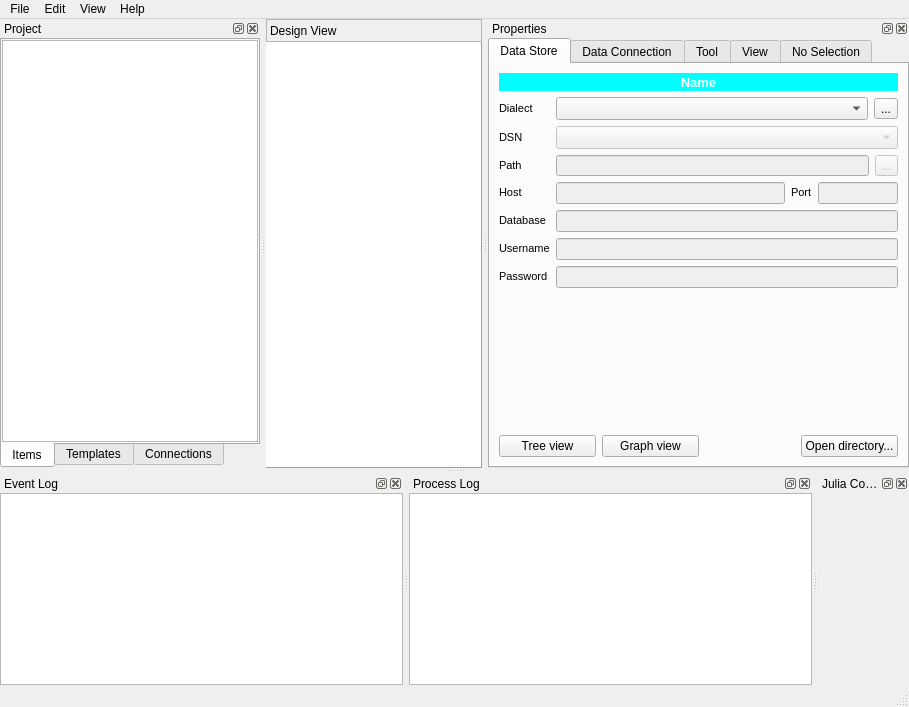
spine-tools/Spine-Toolbox, file spinetoolbox/ui/mainwindow.ui: the form before one commit.
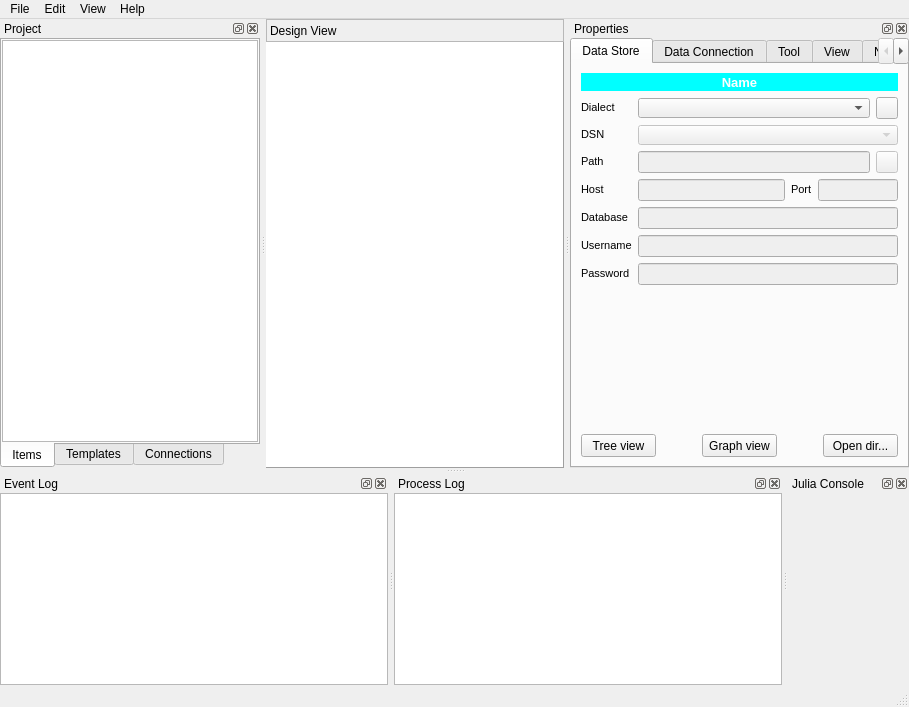
The form after the commit. The open tabs and pages were chosen to show the change. Icons and pictures are not drawn. Custom widgets are drawn as their Qt base class.

Commit message: Fixed minor UI problems in Main Window and Settings

Patch:
```diff
--- a/spinetoolbox/ui/mainwindow.ui
+++ b/spinetoolbox/ui/mainwindow.ui
@@ -187,6 +187,12 @@
      <verstretch>0</verstretch>
     </sizepolicy>
    </property>
+   <property name="minimumSize">
+    <size>
+     <width>80</width>
+     <height>80</height>
+    </size>
+   </property>
    <property name="features">
     <set>QDockWidget::AllDockWidgetFeatures</set>
    </property>
@@ -244,8 +250,8 @@
    </property>
    <property name="minimumSize">
     <size>
-     <width>106</width>
-     <height>113</height>
+     <width>80</width>
+     <height>80</height>
     </size>
    </property>
    <property name="windowTitle">
@@ -304,8 +310,8 @@
   <widget class="QDockWidget" name="dockWidget_item">
    <property name="minimumSize">
     <size>
-     <width>421</width>
-     <height>404</height>
+     <width>300</width>
+     <height>332</height>
     </size>
    </property>
    <property name="windowTitle">
@@ -401,6 +407,12 @@
                  <verstretch>0</verstretch>
                 </sizepolicy>
                </property>
+               <property name="maximumSize">
+                <size>
+                 <width>16777215</width>
+                 <height>20</height>
+                </size>
+               </property>
                <property name="font">
                 <font>
                  <pointsize>10</pointsize>
@@ -416,16 +428,31 @@
                  <verstretch>0</verstretch>
                 </sizepolicy>
                </property>
+               <property name="minimumSize">
+                <size>
+                 <width>22</width>
+                 <height>22</height>
+                </size>
+               </property>
+               <property name="maximumSize">
+                <size>
+                 <width>22</width>
+                 <height>22</height>
+                </size>
+               </property>
                <property name="toolTip">
                 <string>&lt;html&gt;&lt;head/&gt;&lt;body&gt;&lt;p&gt;Create fresh (empty) Spine database into an SQLite file in Data store's directory.&lt;/p&gt;&lt;/body&gt;&lt;/html&gt;</string>
                </property>
-               <property name="text">
-                <string>...</string>
-               </property>
                <property name="icon">
                 <iconset resource="resources/resources_icons.qrc">
                  <normaloff>:/icons/Spine_db_icon.png</normaloff>:/icons/Spine_db_icon.png</iconset>
                </property>
+               <property name="iconSize">
+                <size>
+                 <width>16</width>
+                 <height>16</height>
+                </size>
+               </property>
                <property name="popupMode">
                 <enum>QToolButton::InstantPopup</enum>
                </property>
@@ -480,6 +507,18 @@
              <property name="enabled">
               <bool>false</bool>
              </property>
+             <property name="minimumSize">
+              <size>
+               <width>0</width>
+               <height>20</height>
+              </size>
+             </property>
+             <property name="maximumSize">
+              <size>
+               <width>16777215</width>
+               <height>20</height>
+              </size>
+             </property>
              <property name="font">
               <font>
                <pointsize>10</pointsize>
@@ -552,7 +591,7 @@
                 <bool>false</bool>
                </property>
                <property name="sizePolicy">
-                <sizepolicy hsizetype="Fixed" vsizetype="Fixed">
+                <sizepolicy hsizetype="Expanding" vsizetype="Fixed">
                  <horstretch>0</horstretch>
                  <verstretch>0</verstretch>
                 </sizepolicy>
@@ -662,19 +701,16 @@
                </property>
                <property name="minimumSize">
                 <size>
-                 <width>0</width>
-                 <height>20</height>
+                 <width>22</width>
+                 <height>22</height>
                 </size>
                </property>
                <property name="maximumSize">
                 <size>
-                 <width>23</width>
-                 <height>16777215</height>
+                 <width>22</width>
+                 <height>22</height>
                 </size>
                </property>
-               <property name="text">
-                <string>...</string>
-               </property>
               </widget>
              </item>
             </layout>
@@ -873,20 +909,20 @@
            <item>
             <widget class="QPushButton" name="pushButton_ds_tree_view">
              <property name="sizePolicy">
-              <sizepolicy hsizetype="MinimumExpanding" vsizetype="Fixed">
+              <sizepolicy hsizetype="Fixed" vsizetype="Fixed">
                <horstretch>0</horstretch>
                <verstretch>0</verstretch>
               </sizepolicy>
              </property>
              <property name="minimumSize">
               <size>
-               <width>0</width>
-               <height>0</height>
+               <width>75</width>
+               <height>23</height>
               </size>
              </property>
              <property name="maximumSize">
               <size>
-               <width>120</width>
+               <width>75</width>
                <height>23</height>
               </size>
              </property>
@@ -898,17 +934,36 @@
              </property>
             </widget>
            </item>
+           <item>
+            <spacer name="horizontalSpacer_8">
+             <property name="orientation">
+              <enum>Qt::Horizontal</enum>
+             </property>
+             <property name="sizeHint" stdset="0">
+              <size>
+               <width>40</width>
+               <height>20</height>
+              </size>
+             </property>
+            </spacer>
+           </item>
            <item>
             <widget class="QPushButton" name="pushButton_ds_graph_view">
              <property name="sizePolicy">
-              <sizepolicy hsizetype="MinimumExpanding" vsizetype="Fixed">
+              <sizepolicy hsizetype="Fixed" vsizetype="Fixed">
                <horstretch>0</horstretch>
                <verstretch>0</verstretch>
               </sizepolicy>
              </property>
+             <property name="minimumSize">
+              <size>
+               <width>75</width>
+               <height>23</height>
+              </size>
+             </property>
              <property name="maximumSize">
               <size>
-               <width>120</width>
+               <width>75</width>
                <height>23</height>
               </size>
              </property>
@@ -933,20 +988,20 @@
            <item>
             <widget class="QPushButton" name="pushButton_ds_open_directory">
              <property name="sizePolicy">
-              <sizepolicy hsizetype="MinimumExpanding" vsizetype="Fixed">
+              <sizepolicy hsizetype="Fixed" vsizetype="Fixed">
                <horstretch>0</horstretch>
                <verstretch>0</verstretch>
               </sizepolicy>
              </property>
              <property name="minimumSize">
               <size>
-               <width>0</width>
-               <height>0</height>
+               <width>75</width>
+               <height>23</height>
               </size>
              </property>
              <property name="maximumSize">
               <size>
-               <width>120</width>
+               <width>75</width>
                <height>23</height>
               </size>
              </property>
@@ -954,7 +1009,7 @@
               <string>&lt;html&gt;&lt;head/&gt;&lt;body&gt;&lt;p&gt;Open Data Store directory in file browser&lt;/p&gt;&lt;/body&gt;&lt;/html&gt;</string>
              </property>
              <property name="text">
-              <string>Open directory...</string>
+              <string>Open dir...</string>
              </property>
             </widget>
            </item>
@@ -1719,6 +1774,12 @@
    </widget>
   </widget>
   <widget class="QDockWidget" name="dockWidget_julia_repl">
+   <property name="minimumSize">
+    <size>
+     <width>80</width>
+     <height>80</height>
+    </size>
+   </property>
    <property name="windowTitle">
     <string>Julia Console</string>
    </property>
```
Left out of the diff: 183 changed lines with no effect on the pictures. The commit also changes 6 other files.
